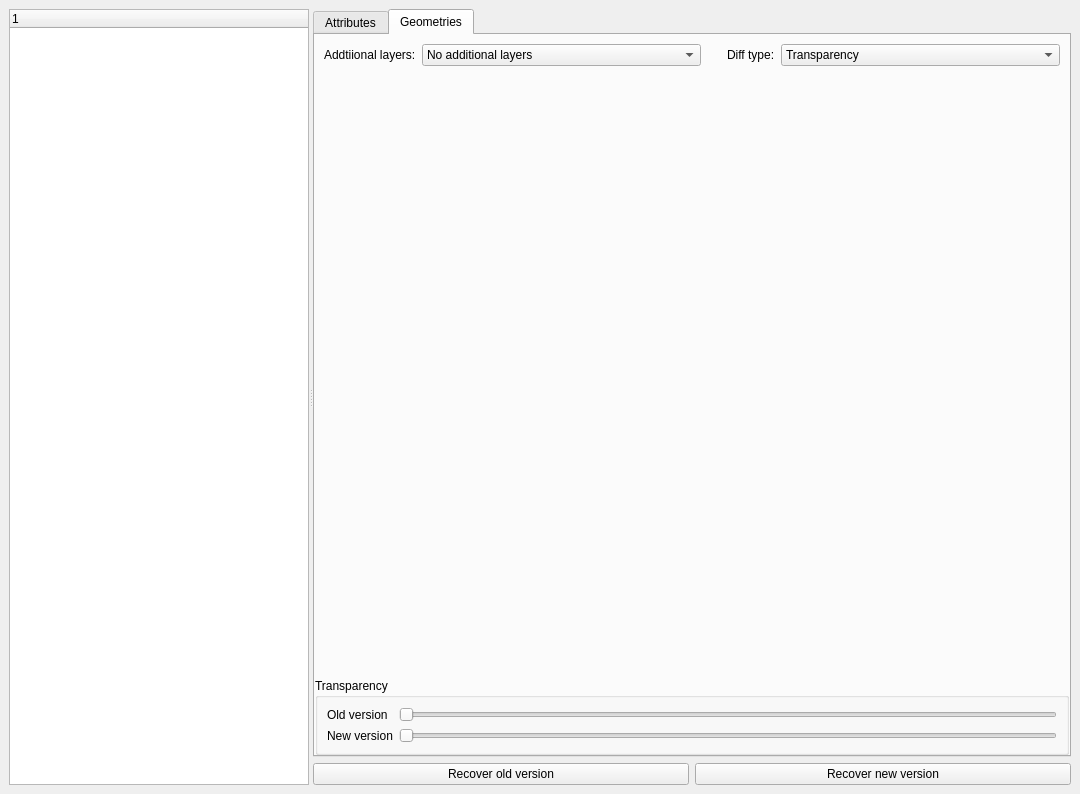
The window that kart/gui/diffviewerwidget.ui (koordinates/kart-qgis-plugin) describes before a commit, drawn with Qt 5.
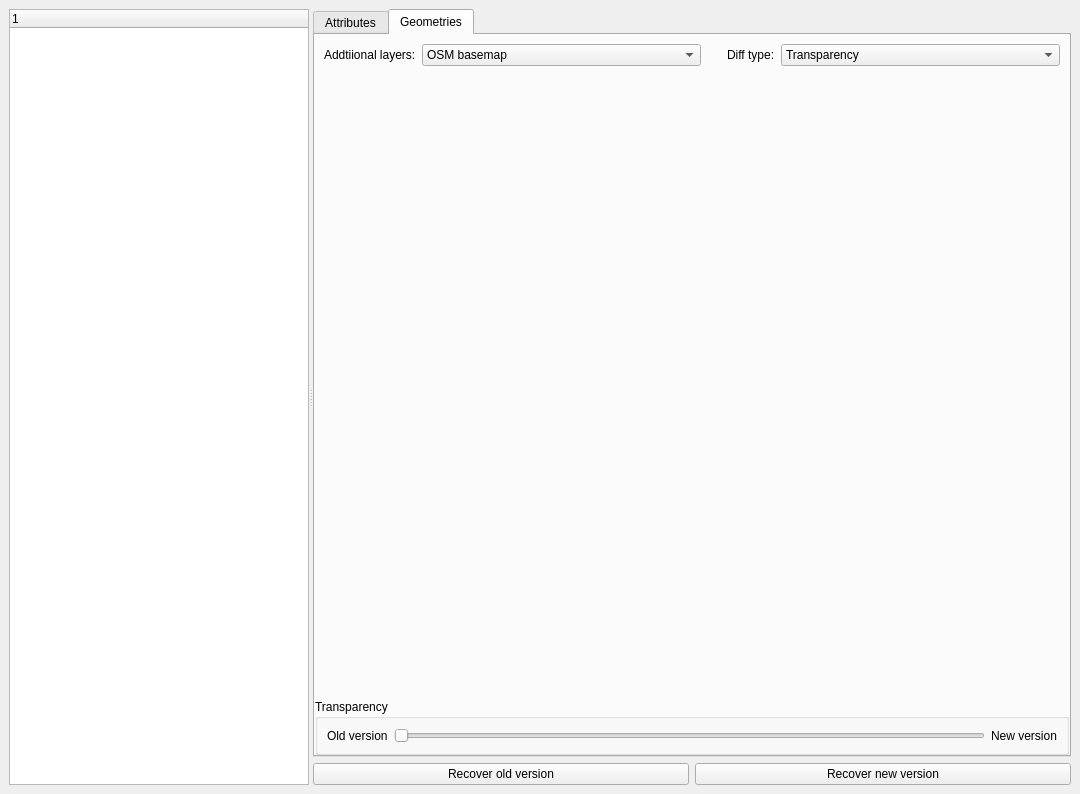
The same window after the commit. The open tabs and pages were chosen to show the change.

The edit to the form file:
```diff
--- a/kart/gui/diffviewerwidget.ui
+++ b/kart/gui/diffviewerwidget.ui
@@ -53,7 +53,7 @@
           </property>
          </column>
         </widget>
-        <widget class="QWidget" name="">
+        <widget class="QWidget" name="layoutWidget">
          <layout class="QVBoxLayout" name="verticalLayout_3">
           <item>
            <widget class="QTabWidget" name="tabWidget">
@@ -145,16 +145,6 @@
                  </item>
                  <item>
                   <widget class="QComboBox" name="comboAdditionalLayers">
-                   <item>
-                    <property name="text">
-                     <string>No additional layers</string>
-                    </property>
-                   </item>
-                   <item>
-                    <property name="text">
-                     <string>Project layers</string>
-                    </property>
-                   </item>
                    <item>
                     <property name="text">
                      <string>OSM basemap</string>
@@ -228,6 +218,13 @@
                  <string>Transparency</string>
                 </property>
                 <layout class="QGridLayout" name="gridLayout">
+                 <item row="0" column="1">
+                  <widget class="QSlider" name="sliderTransparency">
+                   <property name="orientation">
+                    <enum>Qt::Horizontal</enum>
+                   </property>
+                  </widget>
+                 </item>
                  <item row="0" column="0">
                   <widget class="QLabel" name="label_3">
                    <property name="text">
@@ -235,27 +232,13 @@
                    </property>
                   </widget>
                  </item>
-                 <item row="0" column="1">
-                  <widget class="QSlider" name="sliderTransparencyOld">
-                   <property name="orientation">
-                    <enum>Qt::Horizontal</enum>
-                   </property>
-                  </widget>
-                 </item>
-                 <item row="1" column="0">
+                 <item row="0" column="2">
                   <widget class="QLabel" name="label_4">
                    <property name="text">
                     <string>New version</string>
                    </property>
                   </widget>
                  </item>
-                 <item row="1" column="1">
-                  <widget class="QSlider" name="sliderTransparencyNew">
-                   <property name="orientation">
-                    <enum>Qt::Horizontal</enum>
-                   </property>
-                  </widget>
-                 </item>
                 </layout>
                </widget>
               </item>
```
Left out of the diff: 12 changed lines with no effect on the pictures.
